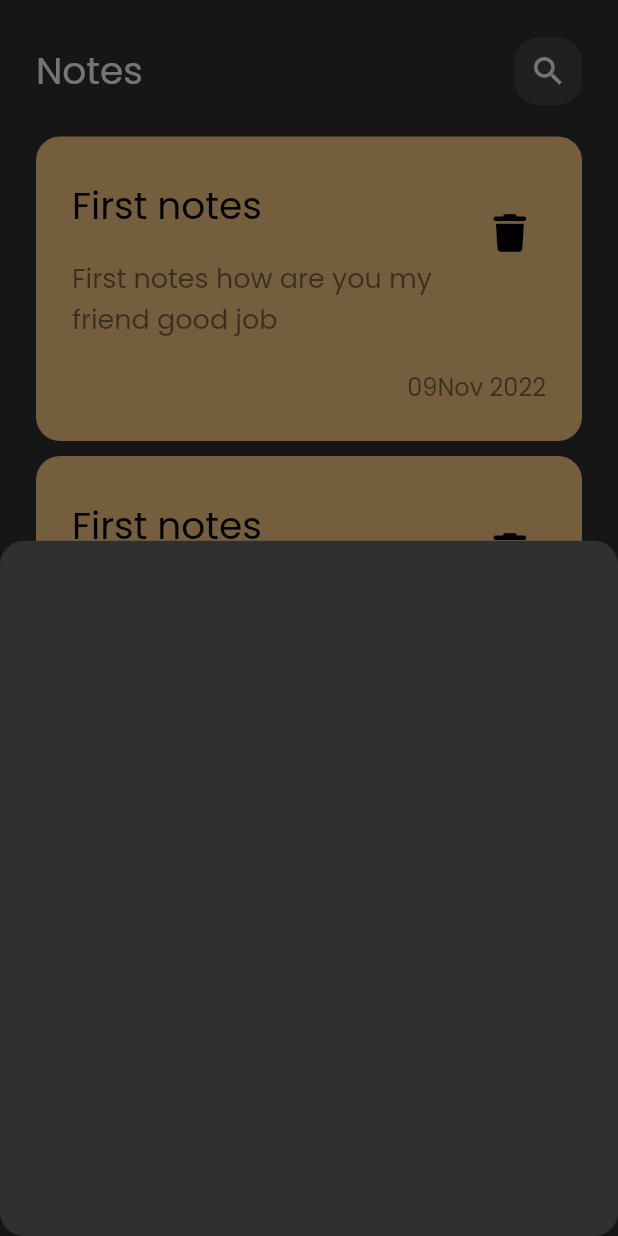
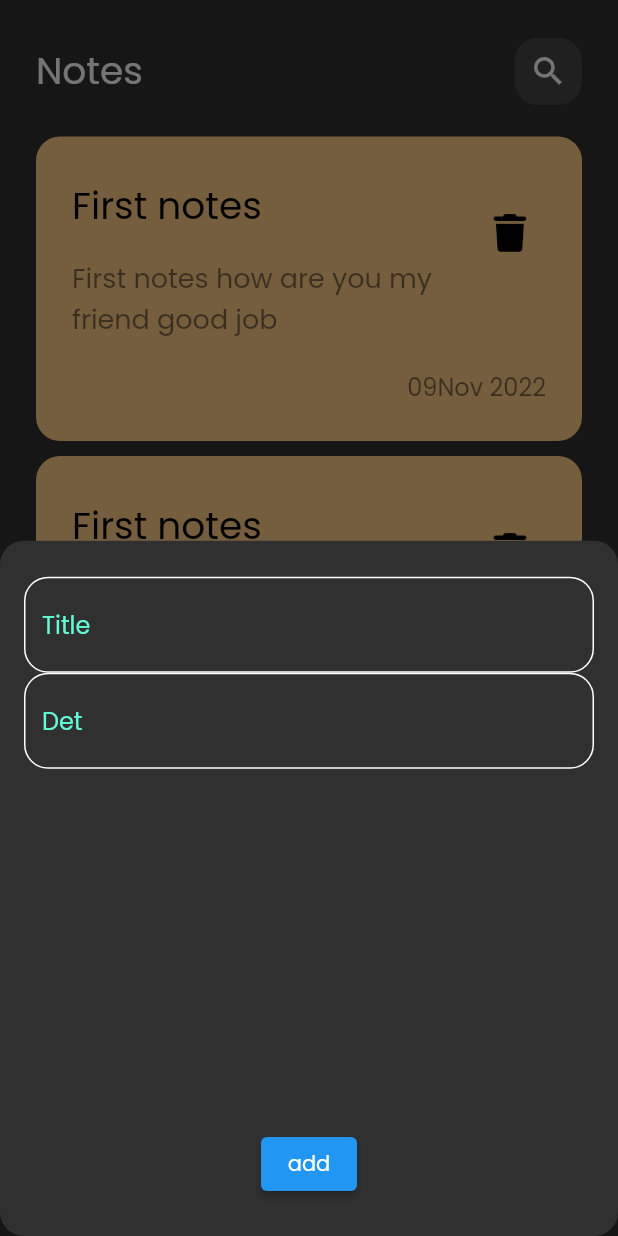
Before and after one commit to mostafaramadanhamed/noteApp, a Flutter app: the screen it shows after launch, after a tap on the "add" icon, on a phone screen of 412 x 824 dp. Run offline on Flutter 3.47's test engine with Material 2 defaults, Android fonts, the phone set to English and light mode, and no system bars; our stand-ins replace font_awesome_flutter.

Commit message:
create custom_text_field

```diff
--- /dev/null
+++ b/lib/view/constant.dart
@@ -0,0 +1,3 @@
+import 'package:flutter/material.dart';
+
+const KPrimaryColor=Color(0xff62FCD7);
--- a/lib/view/widget/add_note_bottomsheet.dart
+++ b/lib/view/widget/add_note_bottomsheet.dart
@@ -1,10 +1,27 @@
 import 'package:flutter/material.dart';
+
+import 'custom_text_field.dart';
 
 class AddNoteBottomSheet extends StatelessWidget {
   const AddNoteBottomSheet({Key? key}) : super(key: key);
 
   @override
   Widget build(BuildContext context) {
-    return Container();
+    return Padding(
+      padding: const EdgeInsets.symmetric(horizontal: 16.0, vertical: 24),
+      child: Column(
+        mainAxisAlignment: MainAxisAlignment.spaceAround,
+      children: [
+        CustomTextFiled(type: TextInputType.text, hint: 'Title',),
+        CustomTextFiled(hint: 'Det', type: TextInputType.multiline,),
+        Spacer(),
+        ElevatedButton(
+            style: ButtonStyle(
+            ),
+            onPressed: (){},
+            child: Text('add'))
+      ],
+      ),
+    );
   }
 }
--- /dev/null
+++ b/lib/view/widget/custom_text_field.dart
@@ -0,0 +1,47 @@
+
+import 'package:flutter/material.dart';
+
+import '../constant.dart';
+class CustomTextFiled extends StatelessWidget {
+  CustomTextFiled({
+    this.onChange ,
+    required this.hint,
+    required this.type,
+  }) ;
+  String ?hint;
+  Function(String) ? onChange;
+  TextInputType type;
+  @override
+  Widget build(BuildContext context) {
+    return Center(
+      child: TextField(
+        keyboardType: type,
+        onChanged: onChange,
+        cursorColor: KPrimaryColor,
+        decoration: InputDecoration(
+        //  fillColor: SBackgroundColor,
+          hintText: hint,
+          hintStyle: TextStyle(
+            color: KPrimaryColor
+          ),
+          errorBorder:buildBorder(border: 16, color: Colors.red),
+          focusedBorder: buildBorder(border: 16, color: KPrimaryColor),
+          enabledBorder: buildBorder(border: 16, color: Colors.white),
+          border:buildBorder(border: 16, color: Colors.white)
+        ),
+      ),
+    );
+  }
+
+  OutlineInputBorder buildBorder({
+  required double border,
+    required Color color,
+}) {
+    return OutlineInputBorder(
+            borderSide:  BorderSide(
+              color: color,
+            ),
+            borderRadius: BorderRadius.circular(border)
+        );
+  }
+}
```
